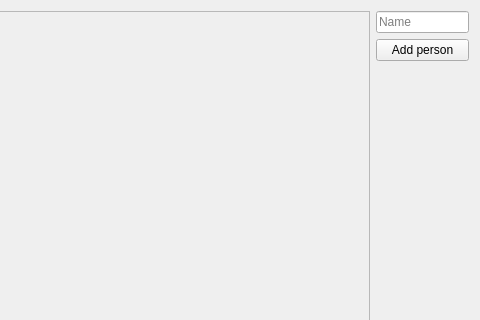
robocomp/robocomp-viriato, file components/faceTracking/src/mainUI.ui: the form before one commit; both pictures show x 281 to 761 and y 0 to 320 of the 761 by 502 pixel window.
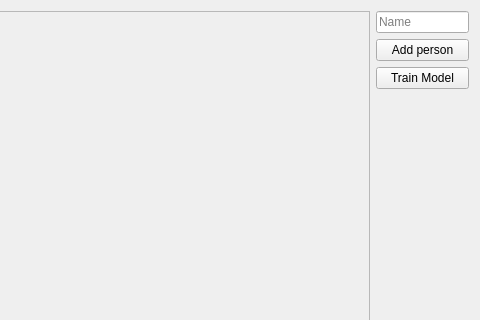
The form after the commit.

What changed in the file:
```diff
--- a/components/faceTracking/src/mainUI.ui
+++ b/components/faceTracking/src/mainUI.ui
@@ -55,6 +55,13 @@
        </property>
       </widget>
      </item>
+     <item>
+      <widget class="QPushButton" name="train_button">
+       <property name="text">
+        <string>Train Model</string>
+       </property>
+      </widget>
+     </item>
      <item>
       <spacer name="verticalSpacer">
        <property name="orientation">
```
